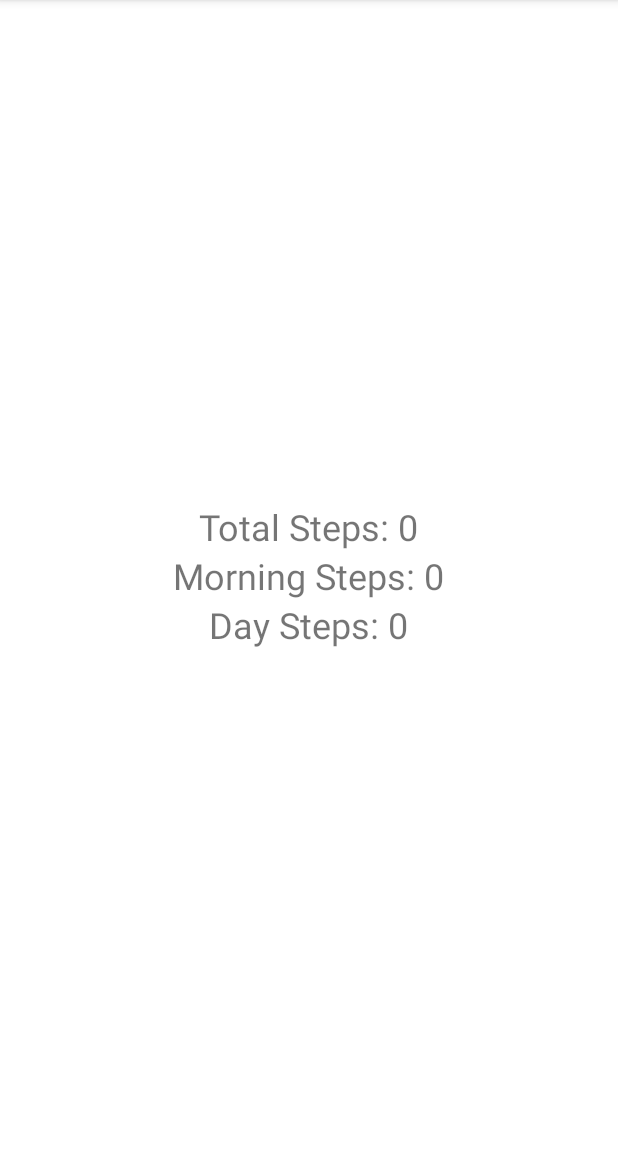
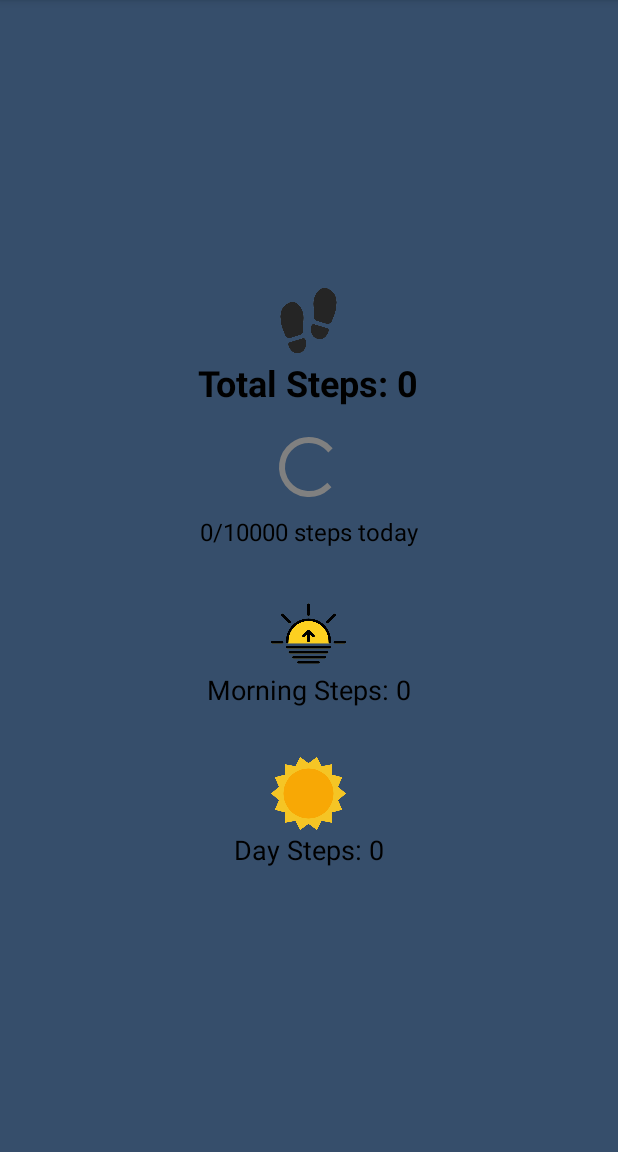
Before and after one commit to MartinTTodorov/Kotlin_Fitness_Tracker, an Android app: the screen it shows after launch (MainActivity), on a phone screen of 412 x 824 dp, the part 84-1236 px from its top. Run offline under Robolectric (Android 15) with nearby library versions, the phone set to English and light mode, and no system bars.

Commit message:
UI overhaul

```diff
--- a/FitnessTracker/app/src/main/res/layout/activity_main.xml
+++ b/FitnessTracker/app/src/main/res/layout/activity_main.xml
@@ -4,27 +4,83 @@
     android:layout_width="match_parent"
     android:layout_height="match_parent"
     android:gravity="center"
-    android:padding="16dp">
+    android:padding="16dp"
+    android:background="@color/dark_blue"
+    >
+
+
+    <ImageView
+        android:id="@+id/stepIcon"
+        android:layout_width="50dp"
+        android:layout_height="50dp"
+        android:src="@drawable/step"
+        android:contentDescription="@string/step_icon_description"
+        android:layout_gravity="center_horizontal"/>
+
 
     <TextView
         android:id="@+id/totalStepsTextView"
         android:layout_width="wrap_content"
         android:layout_height="wrap_content"
         android:textSize="24sp"
+        android:textColor="@color/black"
+        android:textStyle="bold"
         android:text="Total Steps: 0" />
+
+    <ProgressBar
+        android:id="@+id/dailyProgress"
+        android:layout_width="match_parent"
+        android:layout_height="wrap_content"
+        android:progress="0"
+        android:max="100"
+        android:layout_marginTop="16dp"
+        android:progressTint="@color/blue"
+        android:indeterminateTint="@color/gray"/>
+
+    <TextView
+        android:id="@+id/progressTextView"
+        android:layout_width="wrap_content"
+        android:layout_height="wrap_content"
+        android:textSize="16sp"
+        android:textColor="@color/black"
+        android:text="0/10000 steps today"
+        android:layout_gravity="center_horizontal"
+        android:layout_marginTop="8dp"/>
+
+    <ImageView
+        android:id="@+id/sunriseIcon"
+        android:layout_width="50dp"
+        android:layout_height="50dp"
+        android:src="@drawable/sunrise"
+        android:contentDescription="@string/sunrise_icon_description"
+        android:layout_gravity="center_horizontal"
+        android:layout_marginTop="32dp"/>
 
     <TextView
         android:id="@+id/morningStepsTextView"
         android:layout_width="wrap_content"
         android:layout_height="wrap_content"
-        android:textSize="24sp"
-        android:text="Morning Steps: 0" />
+        android:textSize="18sp"
+        android:textColor="@color/black"
+        android:text="Morning Steps: 0"
+        android:layout_gravity="center_horizontal" />
+
+    <ImageView
+        android:id="@+id/sunIcon"
+        android:layout_width="50dp"
+        android:layout_height="50dp"
+        android:src="@drawable/sun"
+        android:contentDescription="@string/sun_icon_description"
+        android:layout_gravity="center_horizontal"
+        android:layout_marginTop="32dp"/>
 
     <TextView
         android:id="@+id/dayStepsTextView"
         android:layout_width="wrap_content"
         android:layout_height="wrap_content"
-        android:textSize="24sp"
-        android:text="Day Steps: 0" />
+        android:textSize="18sp"
+        android:textColor="@color/black"
+        android:text="Day Steps: 0"
+        android:layout_gravity="center_horizontal" />
 
 </LinearLayout>
--- a/FitnessTracker/app/src/main/res/values/colors.xml
+++ b/FitnessTracker/app/src/main/res/values/colors.xml
@@ -7,4 +7,7 @@
     <color name="teal_700">#FF018786</color>
     <color name="black">#FF000000</color>
     <color name="white">#FFFFFFFF</color>
+    <color name="blue">#0000FF</color>
+    <color name="gray">#808080</color>
+    <color name="dark_blue">#364E6B</color>
 </resources>
--- a/FitnessTracker/app/src/main/res/values/strings.xml
+++ b/FitnessTracker/app/src/main/res/values/strings.xml
@@ -1,3 +1,7 @@
 <resources>
     <string name="app_name">FitnessTracker</string>
+    <string name="step_icon_description">Step icon</string>
+    <string name="sunrise_icon_description">Sunrise icon</string>
+    <string name="sun_icon_description">Sun icon</string>
+
 </resources>
```
Also changed, not shown: FitnessTracker/app/src/main/res/drawable/step.png (added), FitnessTracker/app/src/main/res/drawable/sun.png (added), FitnessTracker/app/src/main/res/drawable/sunrise.png (added).
